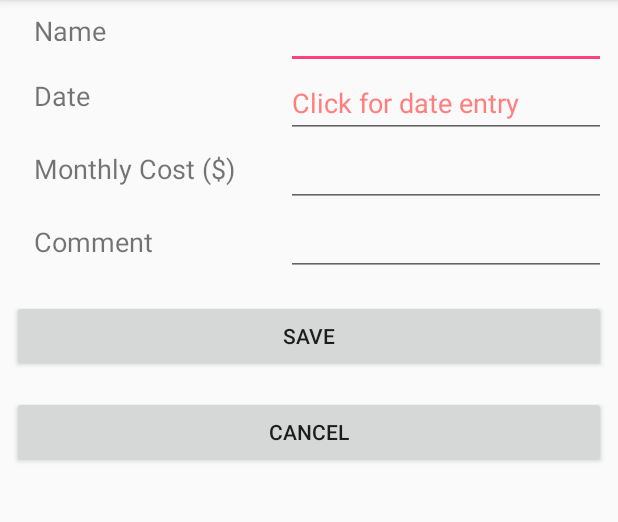
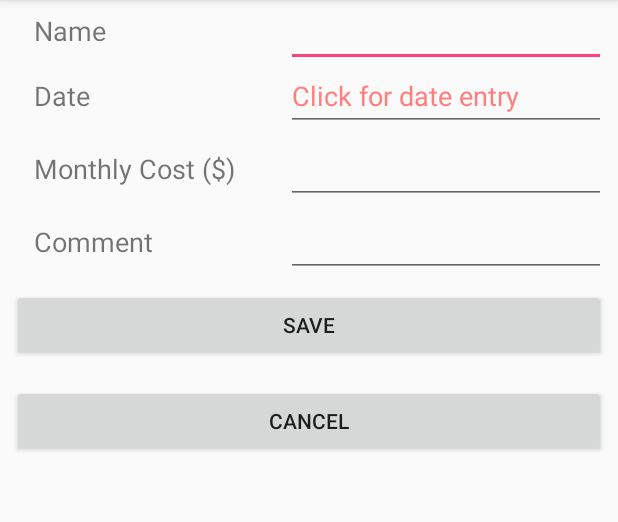
Before and after one commit to HailanXyouknow/CMPUT301_A1, an Android app: the MainActivity screen opened directly, with no data from a screen before it, on a phone screen of 412 x 824 dp, the part 84-606 px from its top. Run offline under Robolectric (Android 15) with nearby library versions, the phone set to English and light mode, and no system bars.

Commit message:
button in add_subscription.xml fixed

```diff
--- a/app/src/main/res/layout/add_subscription.xml
+++ b/app/src/main/res/layout/add_subscription.xml
@@ -16,11 +16,10 @@
         android:inputType="textPersonName"
         android:maxLength="20"
         android:textColorHint="#FF7F7F"
-        app:layout_constraintBottom_toTopOf="@+id/addDate"
+        app:layout_constraintBaseline_toBaselineOf="@+id/namefield"
         app:layout_constraintEnd_toEndOf="parent"
         app:layout_constraintHorizontal_bias="0.5"
-        app:layout_constraintStart_toStartOf="@+id/addDate"
-        app:layout_constraintTop_toTopOf="parent" />
+        app:layout_constraintStart_toStartOf="@+id/addDate" />
 
     <EditText
         android:id="@+id/addDate"
@@ -30,9 +29,8 @@
         android:focusableInTouchMode="false"
         android:inputType="date"
         android:textColorHint="#FF7F7F"
-        app:layout_constraintBottom_toTopOf="@+id/addCost"
-        app:layout_constraintEnd_toEndOf="@+id/addName"
-        app:layout_constraintTop_toBottomOf="@+id/addName" />
+        app:layout_constraintBaseline_toBaselineOf="@+id/datefield"
+        app:layout_constraintEnd_toEndOf="@+id/addName" />
 
     <EditText
         android:id="@+id/addCost"
@@ -41,9 +39,8 @@
         android:ems="10"
         android:inputType="numberDecimal"
         android:textColorHint="#FF7F7F"
-        app:layout_constraintBottom_toTopOf="@+id/addComment"
-        app:layout_constraintEnd_toEndOf="@+id/addDate"
-        app:layout_constraintTop_toBottomOf="@+id/addDate" />
+        app:layout_constraintBaseline_toBaselineOf="@+id/costfield"
+        app:layout_constraintEnd_toEndOf="@+id/addDate" />
 
     <EditText
         android:id="@+id/addComment"
@@ -52,9 +49,8 @@
         android:ems="10"
         android:inputType="textPersonName"
         android:maxLength="30"
-        app:layout_constraintBottom_toTopOf="@+id/saveButtonID"
-        app:layout_constraintEnd_toEndOf="@+id/addCost"
-        app:layout_constraintTop_toBottomOf="@+id/addCost" />
+        app:layout_constraintBaseline_toBaselineOf="@+id/commentfield"
+        app:layout_constraintEnd_toEndOf="@+id/addCost" />
 
     <TextView
         android:id="@+id/namefield"
@@ -110,13 +106,12 @@
         android:id="@+id/saveButtonID"
         android:layout_width="0dp"
         android:layout_height="wrap_content"
-        android:layout_marginBottom="16dp"
         android:layout_marginEnd="8dp"
         android:layout_marginStart="8dp"
-        android:layout_marginTop="16dp"
+        android:layout_marginTop="8dp"
         android:text="Save"
-        app:layout_constraintBottom_toTopOf="@+id/cancelButtonID"
         app:layout_constraintEnd_toEndOf="parent"
+        app:layout_constraintHorizontal_bias="0.0"
         app:layout_constraintStart_toStartOf="parent"
         app:layout_constraintTop_toBottomOf="@+id/addComment" />
 
@@ -124,19 +119,23 @@
         android:id="@+id/cancelButtonID"
         android:layout_width="0dp"
         android:layout_height="wrap_content"
+        android:layout_marginBottom="8dp"
         android:layout_marginEnd="8dp"
         android:layout_marginStart="8dp"
         android:layout_marginTop="16dp"
         android:text="CANCEL"
+        app:layout_constraintBottom_toBottomOf="parent"
         app:layout_constraintEnd_toEndOf="parent"
+        app:layout_constraintHorizontal_bias="0.0"
         app:layout_constraintStart_toStartOf="parent"
-        app:layout_constraintTop_toBottomOf="@+id/saveButtonID" />
+        app:layout_constraintTop_toBottomOf="@+id/saveButtonID"
+        app:layout_constraintVertical_bias="0.0" />
 
     <android.support.constraint.Guideline
         android:id="@+id/guideline"
         android:layout_width="wrap_content"
         android:layout_height="wrap_content"
         android:orientation="vertical"
-        app:layout_constraintGuide_begin="20dp" />
+        app:layout_constraintGuide_begin="-2dp" />
 
 </android.support.constraint.ConstraintLayout>
```
